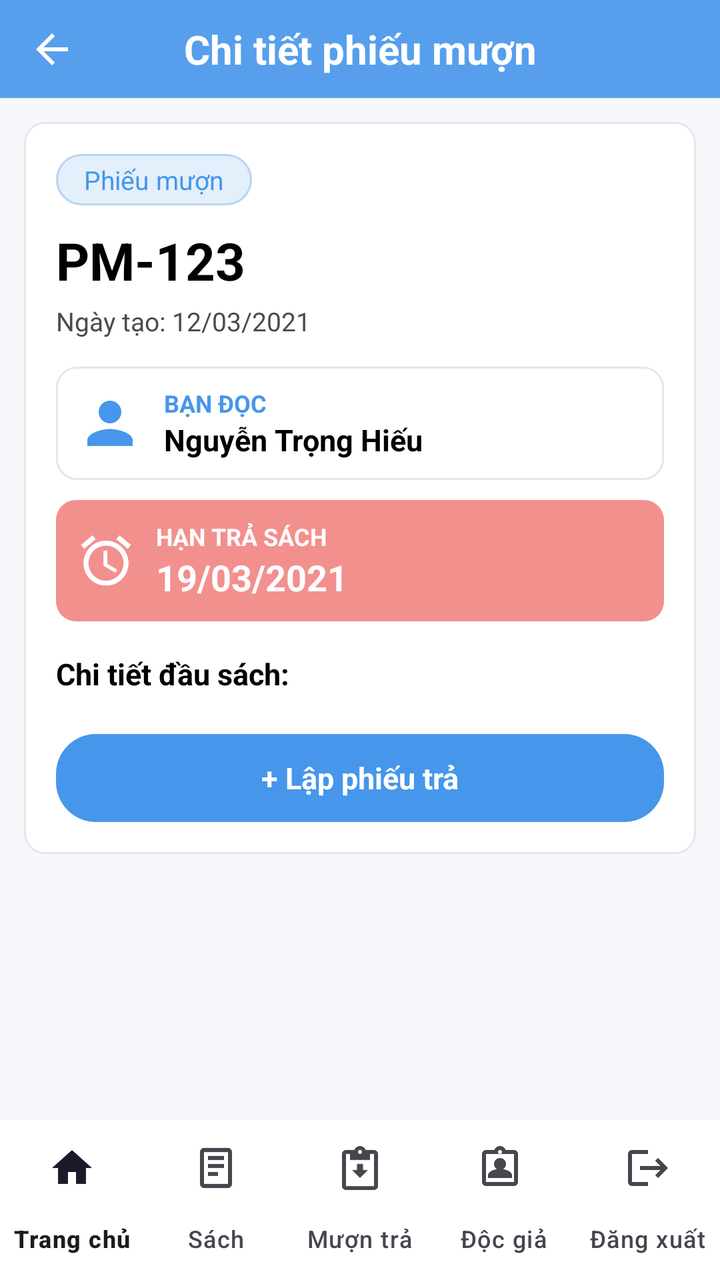
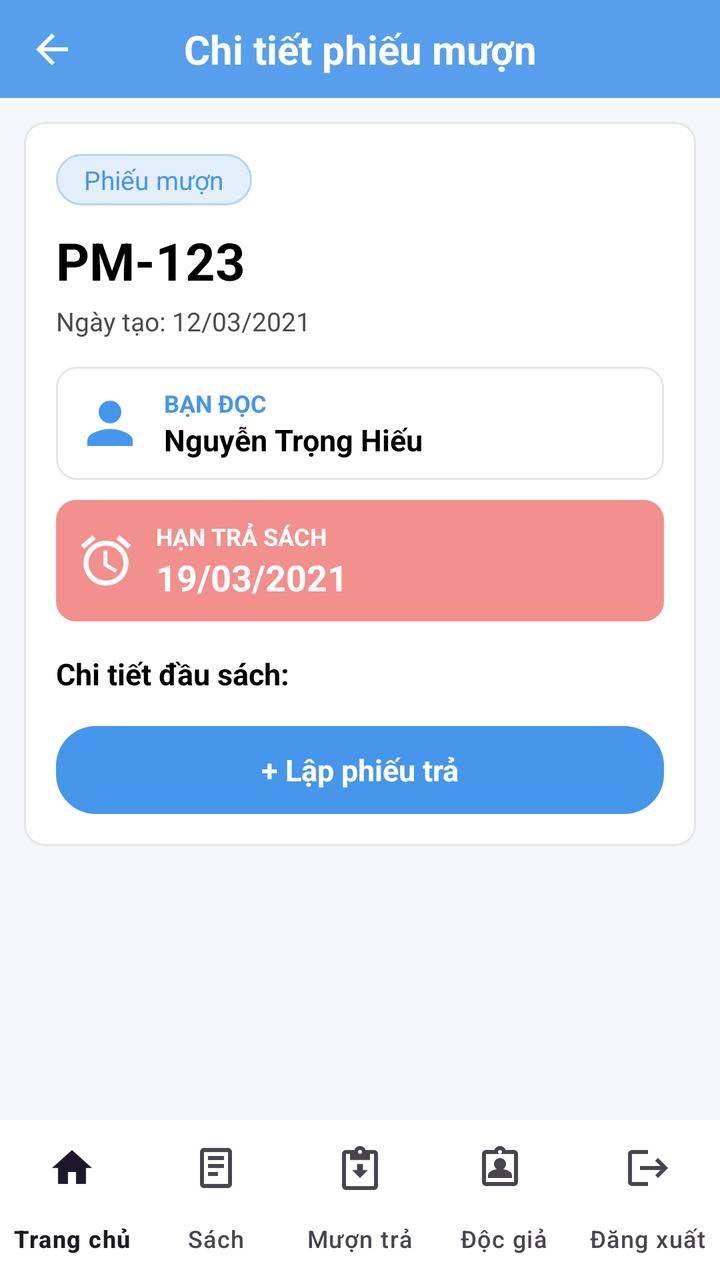

Compare the two renders of this Android layout. The source of the first and the diff that turns it into the second are given below.
<!-- AndroidManifest.xml: application theme Theme.QuanLyThuVien -->
<!-- res/layout/activity_phieumuon_detail.xml -->
<?xml version="1.0" encoding="utf-8"?>
<androidx.constraintlayout.widget.ConstraintLayout xmlns:android="http://schemas.android.com/apk/res/android"
    xmlns:app="http://schemas.android.com/apk/res-auto"
    android:layout_width="match_parent"
    android:layout_height="match_parent"
    android:background="#F5F7FA">

    
    <androidx.constraintlayout.widget.ConstraintLayout
        android:id="@+id/header"
        android:layout_width="0dp"
        android:layout_height="49dp"
        android:background="@drawable/bg_header_sach"
        app:layout_constraintTop_toTopOf="parent"
        app:layout_constraintStart_toStartOf="parent"
        app:layout_constraintEnd_toEndOf="parent">

        <ImageView
            android:id="@+id/btnBack"
            android:layout_width="28dp"
            android:layout_height="28dp"
            android:layout_marginStart="12dp"
            android:padding="2dp"
            android:src="@drawable/ic_arrow_back"
            android:background="?attr/selectableItemBackgroundBorderless"
            android:contentDescription="Quay lại"
            app:layout_constraintTop_toTopOf="parent"
            app:layout_constraintBottom_toBottomOf="parent"
            app:layout_constraintStart_toStartOf="parent" />

        <TextView
            android:id="@+id/tvTitle"
            android:layout_width="wrap_content"
            android:layout_height="wrap_content"
            android:text="Chi tiết phiếu mượn"
            android:textColor="#FFFFFF"
            android:textSize="20sp"
            android:textStyle="bold"
            app:layout_constraintTop_toTopOf="parent"
            app:layout_constraintBottom_toBottomOf="parent"
            app:layout_constraintStart_toStartOf="parent"
            app:layout_constraintEnd_toEndOf="parent" />
    </androidx.constraintlayout.widget.ConstraintLayout>

    
    <ScrollView
        android:layout_width="0dp"
        android:layout_height="0dp"
        android:fillViewport="true"
        app:layout_constraintTop_toBottomOf="@id/header"
        app:layout_constraintStart_toStartOf="parent"
        app:layout_constraintEnd_toEndOf="parent"
        app:layout_constraintBottom_toTopOf="@id/bottomNav">

        <LinearLayout
            android:layout_width="match_parent"
            android:layout_height="wrap_content"
            android:orientation="vertical"
            android:padding="12dp">

            <LinearLayout
                android:layout_width="match_parent"
                android:layout_height="wrap_content"
                android:orientation="vertical"
                android:padding="16dp"
                android:background="@drawable/bg_phieu_card">

                <TextView
                    android:id="@+id/tvBadge"
                    android:layout_width="wrap_content"
                    android:layout_height="wrap_content"
                    android:text="Phiếu mượn"
                    android:textColor="#4696EB"
                    android:textSize="13sp"
                    android:background="@drawable/bg_pill_phieumuon"
                    android:paddingHorizontal="14dp"
                    android:paddingVertical="4dp" />

                <TextView
                    android:id="@+id/tvMaPhieu"
                    android:layout_width="wrap_content"
                    android:layout_height="wrap_content"
                    android:layout_marginTop="10dp"
                    android:text="PM-123"
                    android:textColor="#000000"
                    android:textSize="26sp"
                    android:textStyle="bold" />

                <TextView
                    android:id="@+id/tvNgayTao"
                    android:layout_width="wrap_content"
                    android:layout_height="wrap_content"
                    android:layout_marginTop="4dp"
                    android:text="Ngày tạo: 12/03/2021"
                    android:textColor="#4B4B4B"
                    android:textSize="13sp" />

                
                <LinearLayout
                    android:layout_width="match_parent"
                    android:layout_height="wrap_content"
                    android:layout_marginTop="14dp"
                    android:orientation="horizontal"
                    android:gravity="center_vertical"
                    android:padding="10dp"
                    android:background="@drawable/bg_bandoc_info">

                    <ImageView
                        android:layout_width="34dp"
                        android:layout_height="34dp"
                        android:src="@drawable/ic_person_filled"
                        android:contentDescription="Bạn đọc" />

                    <LinearLayout
                        android:layout_width="0dp"
                        android:layout_height="wrap_content"
                        android:layout_weight="1"
                        android:layout_marginStart="10dp"
                        android:orientation="vertical">

                        <TextView
                            android:layout_width="wrap_content"
                            android:layout_height="wrap_content"
                            android:text="BẠN ĐỌC"
                            android:textColor="#4696EB"
                            android:textSize="12sp"
                            android:textStyle="bold" />

                        <TextView
                            android:id="@+id/tvBanDoc"
                            android:layout_width="wrap_content"
                            android:layout_height="wrap_content"
                            android:text="Nguyễn Trọng Hiếu"
                            android:textColor="#000000"
                            android:textSize="15sp"
                            android:textStyle="bold" />
                    </LinearLayout>
                </LinearLayout>

                
                <LinearLayout
                    android:id="@+id/banner"
                    android:layout_width="match_parent"
                    android:layout_height="wrap_content"
                    android:layout_marginTop="10dp"
                    android:orientation="horizontal"
                    android:gravity="center_vertical"
                    android:padding="10dp"
                    android:background="@drawable/bg_hantra_banner">

                    <ImageView
                        android:layout_width="30dp"
                        android:layout_height="30dp"
                        android:src="@drawable/ic_alarm"
                        android:contentDescription="Hạn trả" />

                    <LinearLayout
                        android:layout_width="0dp"
                        android:layout_height="wrap_content"
                        android:layout_weight="1"
                        android:layout_marginStart="10dp"
                        android:orientation="vertical">

                        <TextView
                            android:id="@+id/tvBannerLabel"
                            android:layout_width="wrap_content"
                            android:layout_height="wrap_content"
                            android:text="HẠN TRẢ SÁCH"
                            android:textColor="#FFFFFF"
                            android:textSize="12sp"
                            android:textStyle="bold" />

                        <TextView
                            android:id="@+id/tvHanTra"
                            android:layout_width="wrap_content"
                            android:layout_height="wrap_content"
                            android:text="19/03/2021"
                            android:textColor="#FFFFFF"
                            android:textSize="18sp"
                            android:textStyle="bold" />
                    </LinearLayout>
                </LinearLayout>

                <TextView
                    android:layout_width="wrap_content"
                    android:layout_height="wrap_content"
                    android:layout_marginTop="16dp"
                    android:text="Chi tiết đầu sách:"
                    android:textColor="#000000"
                    android:textSize="15sp"
                    android:textStyle="bold" />

                <androidx.recyclerview.widget.RecyclerView
                    android:id="@+id/rvChiTiet"
                    android:layout_width="match_parent"
                    android:layout_height="wrap_content"
                    android:layout_marginTop="6dp"
                    android:overScrollMode="never"
                    android:nestedScrollingEnabled="false" />

                <TextView
                    android:id="@+id/btnTraPhieu"
                    android:layout_width="match_parent"
                    android:layout_height="44dp"
                    android:layout_marginTop="14dp"
                    android:gravity="center"
                    android:text="+ Lập phiếu trả"
                    android:textColor="#FFFFFF"
                    android:textSize="15sp"
                    android:textStyle="bold"
                    android:background="@drawable/bg_btn_primary"
                    android:clickable="true"
                    android:focusable="true" />
            </LinearLayout>
        </LinearLayout>
    </ScrollView>

    <com.google.android.material.bottomnavigation.BottomNavigationView
        android:id="@+id/bottomNav"
        android:layout_width="0dp"
        android:layout_height="wrap_content"
        android:background="#FFFFFF"
        app:menu="@menu/bottom_nav_menu"
        app:labelVisibilityMode="labeled"
        app:layout_constraintStart_toStartOf="parent"
        app:layout_constraintEnd_toEndOf="parent"
        app:layout_constraintBottom_toBottomOf="parent" />

</androidx.constraintlayout.widget.ConstraintLayout>
<!-- resources referenced by this layout -->
<resources>
  <!-- drawable bg_bandoc_info (drawable) -->
  <?xml version="1.0" encoding="utf-8"?>
  <shape xmlns:android="http://schemas.android.com/apk/res/android"
      android:shape="rectangle">
      <solid android:color="#FFFFFF" />
      <stroke android:width="1dp" android:color="#E6E6E6" />
      <corners android:radius="10dp" />
  </shape>
  <!-- drawable bg_btn_primary (drawable) -->
  <?xml version="1.0" encoding="utf-8"?>
  <shape xmlns:android="http://schemas.android.com/apk/res/android"
      android:shape="rectangle">
      <solid android:color="#4696EB" />
      <corners android:radius="20dp" />
  </shape>
  <!-- drawable bg_hantra_banner (drawable) -->
  <?xml version="1.0" encoding="utf-8"?>
  <shape xmlns:android="http://schemas.android.com/apk/res/android"
      android:shape="rectangle">
      <solid android:color="#F2908E" />
      <corners android:radius="10dp" />
  </shape>
  <!-- drawable bg_header_sach (drawable) -->
  <?xml version="1.0" encoding="utf-8"?>
  <shape xmlns:android="http://schemas.android.com/apk/res/android"
      android:shape="rectangle">
      <solid android:color="#E64696EB" />
  </shape>
  <!-- drawable bg_phieu_card (drawable) -->
  <?xml version="1.0" encoding="utf-8"?>
  <shape xmlns:android="http://schemas.android.com/apk/res/android"
      android:shape="rectangle">
      <solid android:color="#FFFFFF" />
      <stroke android:width="1dp" android:color="#E6E6E6" />
      <corners android:radius="10dp" />
  </shape>
  <!-- drawable bg_pill_phieumuon (drawable) -->
  <?xml version="1.0" encoding="utf-8"?>
  <shape xmlns:android="http://schemas.android.com/apk/res/android"
      android:shape="rectangle">
      <solid android:color="#E3EFFB" />
      <stroke android:width="1dp" android:color="#B7D5F3" />
      <corners android:radius="14dp" />
  </shape>
  <!-- drawable ic_arrow_back (drawable) -->
  <vector xmlns:android="http://schemas.android.com/apk/res/android"
      android:width="24dp"
      android:height="24dp"
      android:viewportWidth="24"
      android:viewportHeight="24"
      android:tint="#FFFFFF">
      <path
          android:fillColor="#FFFFFF"
          android:pathData="M20,11H7.83l5.59,-5.59L12,4l-8,8 8,8 1.41,-1.41L7.83,13H20v-2z"/>
  </vector>
  <!-- drawable ic_person_filled (drawable) -->
  <?xml version="1.0" encoding="utf-8"?>
  <vector xmlns:android="http://schemas.android.com/apk/res/android"
      android:width="24dp"
      android:height="24dp"
      android:viewportWidth="24"
      android:viewportHeight="24"
      android:tint="#4696EB">
      <path
          android:fillColor="#4696EB"
          android:pathData="M12,12c2.21,0 4,-1.79 4,-4s-1.79,-4 -4,-4 -4,1.79 -4,4 1.79,4 4,4zM12,14c-2.67,0 -8,1.34 -8,4v2h16v-2c0,-2.66 -5.33,-4 -8,-4z" />
  </vector>
  <style name="Theme.QuanLyThuVien" parent="Base.Theme.QuanLyThuVien" />
  <style name="Base.Theme.QuanLyThuVien" parent="Theme.Material3.DayNight.NoActionBar">
          <item name="colorPrimary">@color/colorPrimary</item>
          <item name="colorPrimaryVariant">@color/colorPrimaryDark</item>
          <item name="colorOnPrimary">@color/white</item>
          
          <item name="android:statusBarColor" tools:targetApi="l">@android:color/transparent</item>
          <item name="android:windowLightStatusBar" tools:targetApi="m">false</item>
      </style>
  <color name="colorPrimary">#4696EB</color>
  <color name="colorPrimaryDark">#4F91D7</color>
  <color name="white">#FFFFFFFF</color>
  <!-- unchanged entries left out for length: 1 -->
</resources>

<!-- the commit's change to res/layout/activity_phieumuon_detail.xml (unified diff, before → after) -->
@@ -198,11 +198,39 @@
                     android:overScrollMode="never"
                     android:nestedScrollingEnabled="false" />
 
+                
+                <TextView
+                    android:id="@+id/tvGiaHanInfo"
+                    android:layout_width="wrap_content"
+                    android:layout_height="wrap_content"
+                    android:layout_marginTop="10dp"
+                    android:text="Đã gia hạn 0/2 lần"
+                    android:textColor="#44464F"
+                    android:textSize="12sp"
+                    android:textStyle="italic"
+                    android:visibility="gone" />
+
+                
+                <TextView
+                    android:id="@+id/btnGiaHan"
+                    android:layout_width="match_parent"
+                    android:layout_height="44dp"
+                    android:layout_marginTop="10dp"
+                    android:gravity="center"
+                    android:text="⏱ Gia hạn (+7 ngày)"
+                    android:textColor="#1565C0"
+                    android:textSize="15sp"
+                    android:textStyle="bold"
+                    android:background="@drawable/bg_btn_outlined"
+                    android:clickable="true"
+                    android:focusable="true"
+                    android:visibility="gone" />
+
                 <TextView
                     android:id="@+id/btnTraPhieu"
                     android:layout_width="match_parent"
                     android:layout_height="44dp"
-                    android:layout_marginTop="14dp"
+                    android:layout_marginTop="10dp"
                     android:gravity="center"
                     android:text="+ Lập phiếu trả"
                     android:textColor="#FFFFFF"
<!-- resource entries referenced after the edit -->
@@ -7,6 +7,14 @@
       <solid android:color="#FFFFFF" />
       <stroke android:width="1dp" android:color="#E6E6E6" />
       <corners android:radius="10dp" />
+  </shape>
+  <!-- drawable bg_btn_outlined (drawable) -->
+  <?xml version="1.0" encoding="utf-8"?>
+  <shape xmlns:android="http://schemas.android.com/apk/res/android"
+      android:shape="rectangle">
+      <solid android:color="#FFFFFF" />
+      <stroke android:width="1dp" android:color="#4696EB" />
+      <corners android:radius="20dp" />
   </shape>
   <!-- drawable bg_btn_primary (drawable) -->
   <?xml version="1.0" encoding="utf-8"?>
